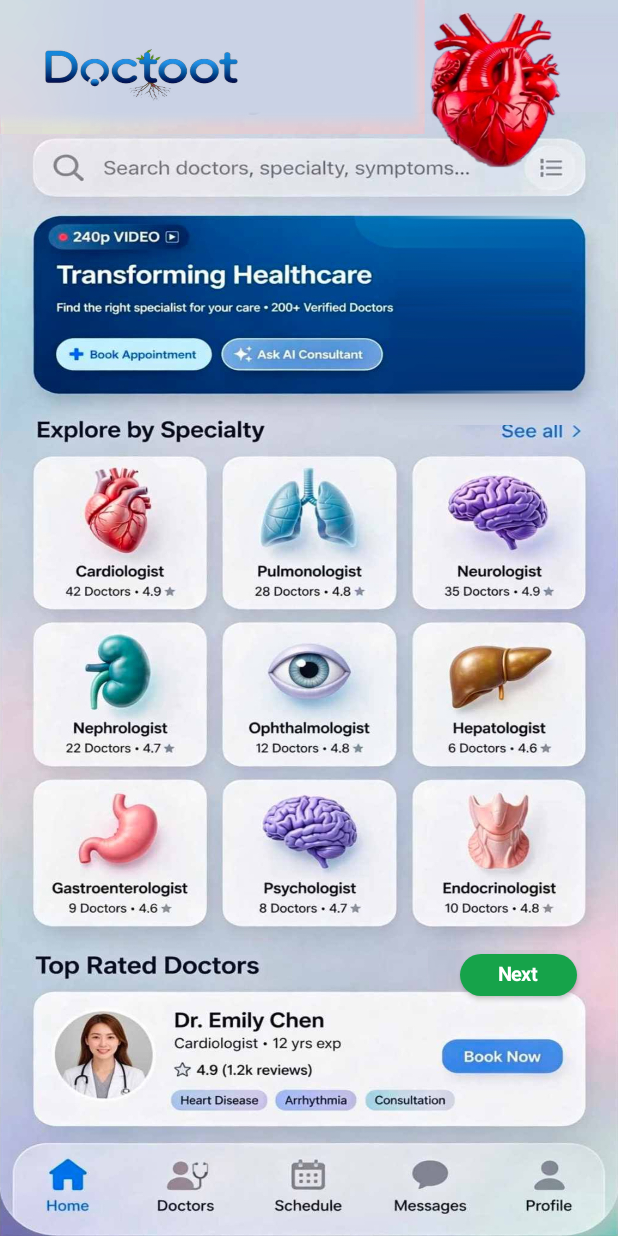
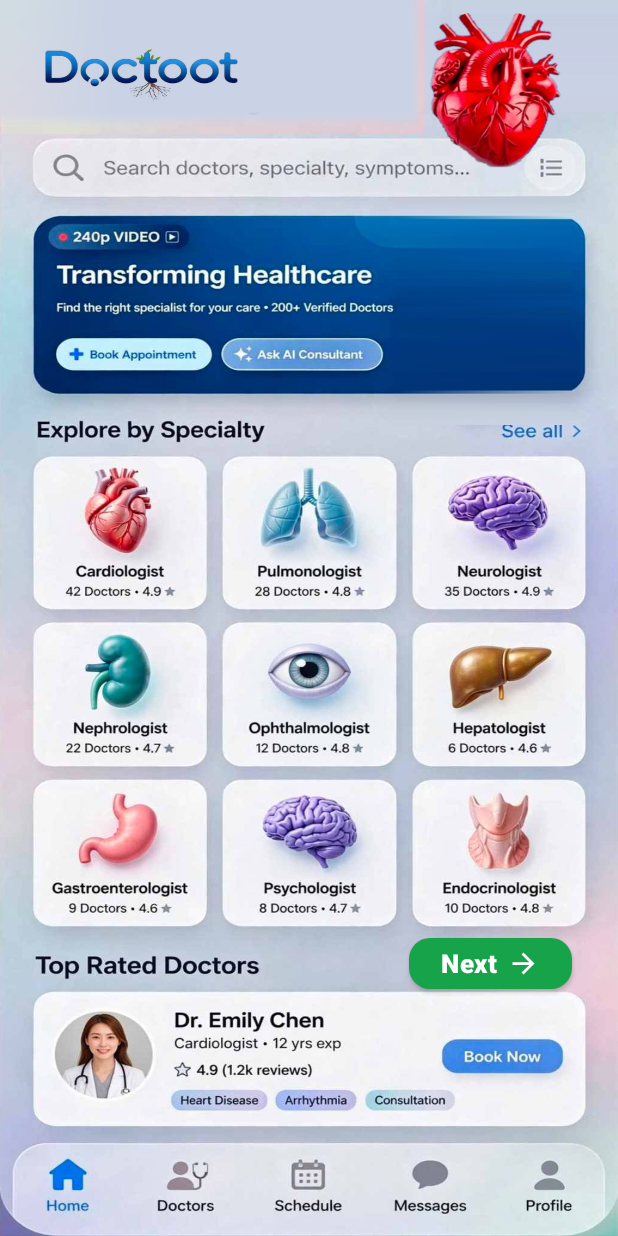
Before and after one commit to kushank121/Dsa-root, an Android app built with Jetpack Compose: the screen it shows after launch (MainActivity), on a phone screen of 412 x 824 dp. Run offline under Robolectric (Android 15) with nearby library versions, the light colour scheme and no system bars.

Commit message:
feat(ui): update home screen next button styling
Adjust next button dimensions, font size, and layout proportions for improved visibility and alignment. Added ArrowForward icon for better navigation context.

```diff
--- a/app/src/main/java/com/example/ui/screens/HomeScreen.kt
+++ b/app/src/main/java/com/example/ui/screens/HomeScreen.kt
@@ -7,6 +7,7 @@ import androidx.compose.foundation.interaction.MutableInteractionSource
 import androidx.compose.foundation.layout.*
 import androidx.compose.foundation.shape.RoundedCornerShape
 import androidx.compose.material.icons.Icons
+import androidx.compose.material.icons.automirrored.filled.ArrowForward
 import androidx.compose.material.icons.filled.AutoAwesome
 import androidx.compose.material.icons.filled.CalendarMonth
 import androidx.compose.material.icons.filled.Close
@@ -201,16 +202,16 @@ fun HomeScreen(
                 // =========================================================================
                 // 🟢 NEXT BUTTON SIZE & POSITION / বাটনের সাইজ ও পজিশন (এখান থেকে এডিট করতে পারবেন)
                 // =========================================================================
-                val nextButtonWidth = 78.dp              // বাটনের প্রস্থ (Width)
-                val nextButtonHeight = 28.dp             // বাটনের উচ্চতা (Height)
-                val nextButtonFontSize = 13.sp           // অক্ষরের ফন্ট সাইজ (Font Size)
+                val nextButtonWidth = imageWidth * 0.264f // এন্ডোকলজিস্ট কার্ডের হুবহু সমান প্রস্থ (Width)
+                val nextButtonHeight = 34.dp             // বাটনের উচ্চতা (Height)
+                val nextButtonFontSize = 17.sp           // অক্ষরের ফন্ট সাইজ (Font Size - আরও বড় ও স্পষ্ট)
                 val nextButtonCornerRadius = 14.dp       // কোণার রাউন্ডনেস (Corner Radius)
                 val nextButtonColor = Color(0xFF16A34A)  // গ্রীন কালার (Button Color)
-                val nextButtonOffsetX = 0.745f           // ডানে-বামে অবস্থান (X Offset)
-                val nextButtonOffsetY = 0.772f           // উপরে-নিচে অবস্থান (Y Offset)
+                val nextButtonOffsetX = 0.662f           // এন্ডোকলজিস্ট কার্ডের সমান বাম প্রান্ত (X Offset)
+                val nextButtonOffsetY = 0.758f           // কার্ড দুটোর ঠিক মাঝখানে অবস্থান (Y Offset)
                 // =========================================================================
 
-                // 4b. "Next" Green Button (Replacing 'See all' beside Top Rated Doctors)
+                // 4b. "Next" Green Button with Arrow (Replacing 'See all' beside Top Rated Doctors)
                 Button(
                     onClick = { showTopDoctorsDialog = true },
                     modifier = Modifier
@@ -230,12 +231,26 @@ fun HomeScreen(
                     contentPadding = PaddingValues(0.dp),
                     elevation = ButtonDefaults.buttonElevation(defaultElevation = 2.dp)
                 ) {
-                    Text(
-                        text = "Next",
-                        color = Color.White,
-                        fontWeight = FontWeight.Bold,
-                        fontSize = nextButtonFontSize
-                    )
+                    Row(
+                        modifier = Modifier.fillMaxSize(),
+                        verticalAlignment = Alignment.CenterVertically,
+                        horizontalArrangement = Arrangement.Center
+                    ) {
+                        Text(
+                            text = "Next",
+                            color = Color.White,
+                            fontWeight = FontWeight.Black,
+                            fontSize = nextButtonFontSize,
+                            letterSpacing = 0.5.sp
+                        )
+                        Spacer(modifier = Modifier.width(5.dp))
+                        Icon(
+                            imageVector = Icons.AutoMirrored.Filled.ArrowForward,
+                            contentDescription = "Next",
+                            tint = Color.White,
+                            modifier = Modifier.size(22.dp)
+                        )
+                    }
                 }
 
                 // 5. Dr. Emily Chen "Book Now" Button Touch Area
```
